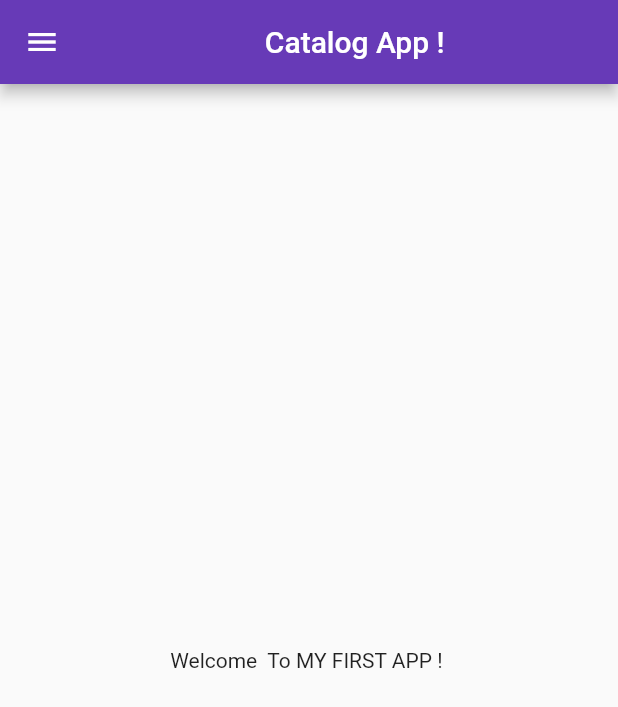
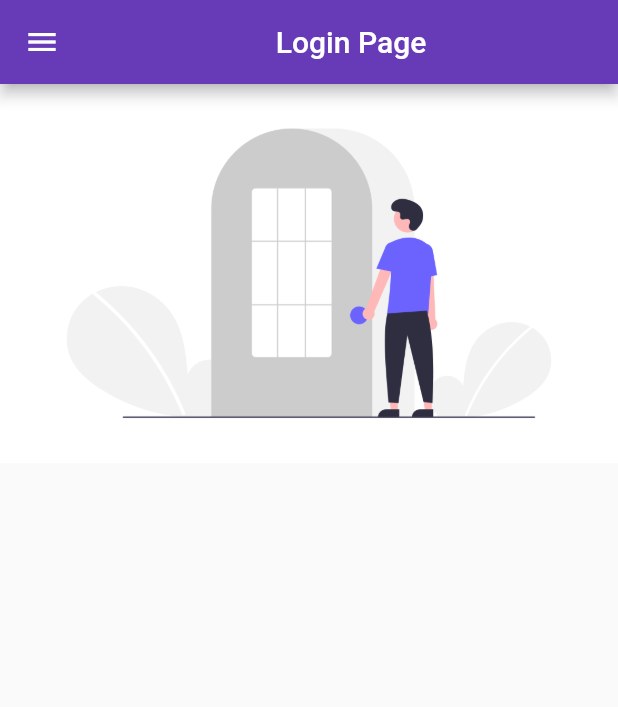
Before and after one commit to Kartik-Chavan/FirstApp, a Flutter app: the screen it shows after launch, on a phone screen of 412 x 824 dp. Shown: the top 707 px of the screen. Run offline on Flutter 3.47's test engine with Material 2 defaults, Android fonts, the phone set to English and light mode, and no system bars.

Commit message:
Day-3{Debuged and updated}

```diff
--- a/lib/main.dart
+++ b/lib/main.dart
@@ -1,6 +1,6 @@
 import 'package:flutter/material.dart';
 import 'package:fluttertest1/pages/home_page.dart';
-import 'package:fluttertest1/pages/login_pag.dart';
+import 'package:fluttertest1/pages/login_page.dart';
 
 void main() {
   runApp(MyApp());
@@ -10,18 +10,19 @@ class MyApp extends StatelessWidget {
   @override
   Widget build(BuildContext context) {
     return MaterialApp(
-     // home: home_page(),
+
         themeMode: ThemeMode.light,
         theme: ThemeData(primarySwatch: Colors.deepPurple),
         darkTheme: ThemeData(
           brightness: Brightness.dark,
         ),
-  initialRoute: "/home",
+       initialRoute: "/Login_page",
         routes: {
-    "/": (context) => LoginPage(),
-    "/home": (context)=>home_page(),
-    "/login":(context)=>LoginPage()
+           "/": (context) => home_page(),
+          "/home": (context) => home_page(),
+          "/Login_page": (context) => Login_page(),
         }
     );
+
   }
 }
--- a/lib/pages/home_page.dart
+++ b/lib/pages/home_page.dart
@@ -2,18 +2,19 @@ import 'package:flutter/material.dart';
 
 // ignore: camel_case_types
 class home_page extends StatelessWidget {
+  // ignore: non_constant_identifier_names
   final int Days = 30;
 
+  // ignore: non_constant_identifier_names
   final String AppN = "MY FIRST APP ! ";
 
   @override
   Widget build(BuildContext context) {
     return Scaffold(
       appBar: AppBar(
-       title: Center(
-         child:  Text(" Catalog App !"),
-         ),
-
+        title: Center(
+          child: Text(" Catalog App Running!"),
+        ),
       ),
       body: Center(
         child: Container(
--- /dev/null
+++ b/lib/pages/login_page.dart
@@ -0,0 +1,22 @@
+import 'package:flutter/material.dart';
+
+class Login_page extends StatelessWidget {
+  @override
+  Widget build(BuildContext context) {
+    return Scaffold(
+      appBar: AppBar(
+        title: Center(
+          child: Text("Login Page"),
+        ),
+      ),
+      body: Center(
+        child: Column(
+          children: [
+            Image.asset("assets/Images/Login_Image.png"),
+          ],
+        ),
+      ),
+      drawer: Drawer(),
+    );
+  }
+}
```
Also changed, not shown: lib/pages/login_pag.dart (deleted, +0 -21 lines), pubspec.yaml (+4 -4 lines), assets/Images/Login_Image.png (added). Lines whose indentation alone changed are shown as unchanged.
